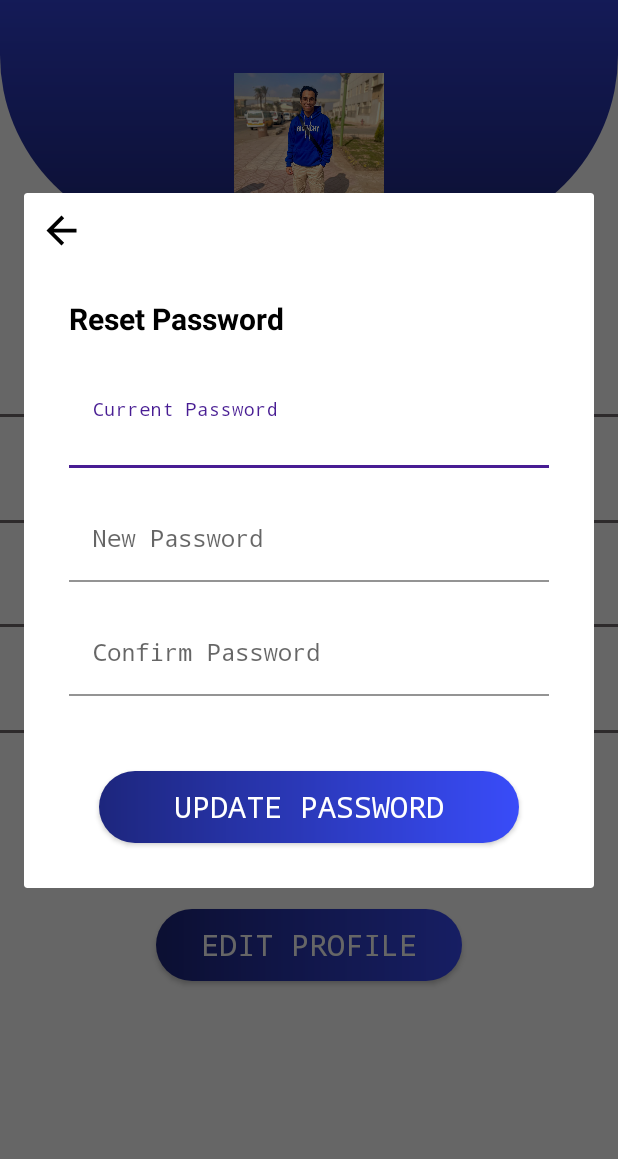
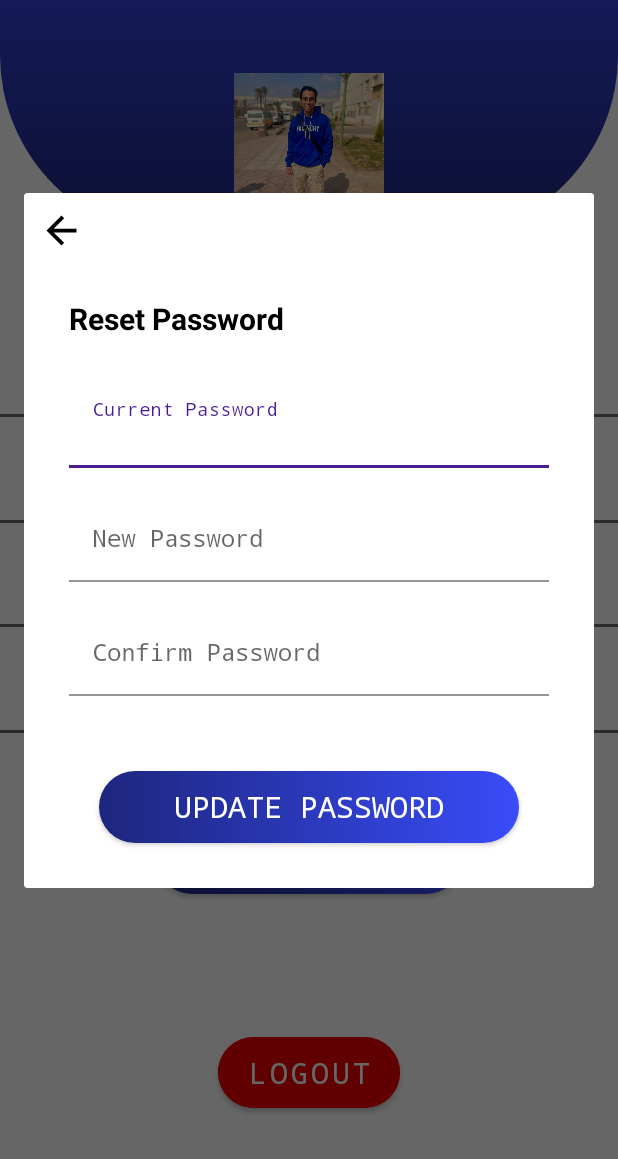
Before and after one commit to MostafaSalah22/Senior_app, an Android app: the ProfileFragment screen opened through its navigation route, after a tap on an icon or button, on a phone screen of 412 x 824 dp, the part 77-1236 px from its top. Run offline under Robolectric (Android 15) with nearby library versions, the phone set to English and light mode, and no system bars; our stand-ins replace Dagger/Hilt's generated code; network calls fail; pictures from the network do not load; 1 statement that could not run was skipped.

Commit message:
Auto login and add logout

```diff
--- a/app/src/main/java/com/project/senior/di/UseCaseModule.kt
+++ b/app/src/main/java/com/project/senior/di/UseCaseModule.kt
@@ -14,6 +14,11 @@ object UseCaseModule {
     @Provides
     fun provideLoginUseCase(mainRepoInterface: MainRepoInterface): PostLoginUserUseCase{
         return PostLoginUserUseCase(mainRepoInterface)
+    }
+
+    @Provides
+    fun provideLogoutUseCase(mainRepoInterface: MainRepoInterface): LogoutUseCase{
+        return LogoutUseCase(mainRepoInterface)
     }
 
     @Provides
@@ -40,4 +45,9 @@ object UseCaseModule {
     fun provideUpdateProfileDataUseCase(mainRepoInterface: MainRepoInterface): UpdateProfileDataUseCase{
         return UpdateProfileDataUseCase(mainRepoInterface)
     }
+
+    @Provides
+    fun provideGetProfileDataAndUpdateDataStoreUseCase(mainRepoInterface: MainRepoInterface): GetProfileDataAndUpdateDataStoreUseCase{
+        return GetProfileDataAndUpdateDataStoreUseCase(mainRepoInterface)
+    }
 }
--- a/app/src/main/java/com/project/senior/login/LoginFragment.kt
+++ b/app/src/main/java/com/project/senior/login/LoginFragment.kt
@@ -17,6 +17,7 @@ import com.project.senior.R
 import com.project.senior.databinding.FragmentLoginBinding
 import com.project.senior.utils.showPassword
 import dagger.hilt.android.AndroidEntryPoint
+import kotlinx.coroutines.runBlocking
 
 @AndroidEntryPoint
 class LoginFragment : Fragment() {
@@ -30,6 +31,14 @@ class LoginFragment : Fragment() {
     ): View? {
         binding =
             FragmentLoginBinding.inflate(inflater, container , false)
+        lifecycleScope.launchWhenCreated {
+            Log.i("LoginViewModel", "onCreateView: ${viewModel.isEmailLoggedIn()}")
+            if (viewModel.isEmailLoggedIn()){
+                loadingState()
+                viewModel.updateProfileData()
+                navigateToChatFragment()
+            }
+        }
         return binding.root
     }
 
--- a/app/src/main/java/com/project/senior/login/LoginViewModel.kt
+++ b/app/src/main/java/com/project/senior/login/LoginViewModel.kt
@@ -7,6 +7,7 @@ import androidx.lifecycle.ViewModel
 import androidx.lifecycle.viewModelScope
 import com.project.domain.model.AppUser
 import com.project.domain.repo.Resource
+import com.project.domain.usecase.GetProfileDataAndUpdateDataStoreUseCase
 import com.project.domain.usecase.PostLoginUserUseCase
 import dagger.hilt.android.lifecycle.HiltViewModel
 import kotlinx.coroutines.launch
@@ -14,7 +15,8 @@ import javax.inject.Inject
 
 @HiltViewModel
 class LoginViewModel @Inject constructor(
-    private val postLoginUserUseCase: PostLoginUserUseCase
+    private val postLoginUserUseCase: PostLoginUserUseCase,
+    private val getProfileDataAndUpdateDataStoreUseCase: GetProfileDataAndUpdateDataStoreUseCase
 ): ViewModel() {
 
     private val _loginUser: MutableLiveData<AppUser> = MutableLiveData()
@@ -60,4 +62,12 @@ class LoginViewModel @Inject constructor(
             }
         }
     }
+
+    suspend fun isEmailLoggedIn(): Boolean{
+        return postLoginUserUseCase.isEmailLoggedIn()
+    }
+
+    suspend fun updateProfileData() {
+        getProfileDataAndUpdateDataStoreUseCase()
+    }
 }
--- a/app/src/main/java/com/project/senior/profile/ProfileFragment.kt
+++ b/app/src/main/java/com/project/senior/profile/ProfileFragment.kt
@@ -100,10 +100,21 @@ class ProfileFragment : Fragment() {
             navigateToSeniorsFragment()
         }
 
+        binding.btnLogoutProfile.setOnClickListener {
+            lifecycleScope.launchWhenCreated {
+                viewModel.logout()
+                backToLoginFragment()
+            }
+        }
+
     }
 
     private fun backToChatFragment() {
         findNavController().popBackStack()
+    }
+
+    private fun backToLoginFragment() {
+        findNavController().navigate(ProfileFragmentDirections.actionProfileFragmentToLoginFragment())
     }
 
     private fun navigateToEditProfileFragment() {
--- a/app/src/main/java/com/project/senior/profile/ProfileViewModel.kt
+++ b/app/src/main/java/com/project/senior/profile/ProfileViewModel.kt
@@ -8,10 +8,7 @@ import androidx.lifecycle.viewModelScope
 import com.project.domain.model.ChangeResponse
 import com.project.domain.model.ProfileUser
 import com.project.domain.repo.Resource
-import com.project.domain.usecase.ChangeProfileImageUseCase
-import com.project.domain.usecase.ChangeProfilePasswordUseCase
-import com.project.domain.usecase.GetProfileDataUseCase
-import com.project.domain.usecase.UpdateProfileDataUseCase
+import com.project.domain.usecase.*
 import dagger.hilt.android.lifecycle.HiltViewModel
 import kotlinx.coroutines.launch
 import okhttp3.MultipartBody
@@ -21,7 +18,9 @@ import javax.inject.Inject
 class ProfileViewModel @Inject constructor(private val changeProfilePasswordUseCase: ChangeProfilePasswordUseCase,
     private val getProfileDataUseCase: GetProfileDataUseCase,
     private val changeProfileImageUseCase: ChangeProfileImageUseCase,
-    private val updateProfileDataUseCase: UpdateProfileDataUseCase
+    private val updateProfileDataUseCase: UpdateProfileDataUseCase,
+    private val getProfileDataAndUpdateDataStoreUseCase: GetProfileDataAndUpdateDataStoreUseCase,
+    private val logoutUseCase: LogoutUseCase
 ): ViewModel() {
 
     private val _profileUser: MutableLiveData<ProfileUser> = MutableLiveData()
@@ -89,7 +88,7 @@ class ProfileViewModel @Inject constructor(private val changeProfilePasswordUseC
     }
 
     suspend fun getProfileDataFromRemoteAndUpdateDataStore() {
-        changeProfileImageUseCase.getProfileDataFromRemoteAndUpdateDataStore()
+        getProfileDataAndUpdateDataStoreUseCase()
     }
 
     suspend fun updateProfileData(name: String, username: String, phone: String, email: String) {
@@ -104,4 +103,8 @@ class ProfileViewModel @Inject constructor(private val changeProfilePasswordUseC
             }
         }
     }
+
+    suspend fun logout() {
+        logoutUseCase()
+    }
 }
--- a/app/src/main/res/layout/fragment_profile.xml
+++ b/app/src/main/res/layout/fragment_profile.xml
@@ -21,7 +21,7 @@
         android:id="@+id/group_profile"
         android:layout_width="wrap_content"
         android:layout_height="wrap_content"
-        app:constraint_referenced_ids="imageView6,tv_password_information,view6,imageView3,imageView4,img_editPassword_profile,btn_edit_profile,tv_phone_information,constraintLayout,tv_name_information,view5,imageView5,view,tv_email_information,view7"
+        app:constraint_referenced_ids="imageView6,tv_password_information,view6,imageView3,imageView4,img_editPassword_profile,btn_edit_profile,tv_phone_information,constraintLayout,tv_name_information,view5,imageView5,view,tv_email_information,view7,btn_logout_profile"
         app:layout_constraintStart_toStartOf="parent"
         app:layout_constraintTop_toTopOf="parent" />
 
@@ -79,6 +79,24 @@
         app:layout_constraintHorizontal_bias="0.0"
         app:layout_constraintStart_toStartOf="parent"
         app:layout_constraintTop_toBottomOf="@+id/tv_phone_information" />
+
+    <Button
+        android:id="@+id/btn_logout_profile"
+        android:layout_width="wrap_content"
+        android:layout_height="wrap_content"
+        android:backgroundTint="#F30000"
+        android:paddingStart="20dp"
+        android:paddingTop="10dp"
+        android:paddingEnd="20dp"
+        android:paddingBottom="10dp"
+        android:text="Logout"
+        android:textSize="20sp"
+        android:typeface="monospace"
+        app:cornerRadius="40dp"
+        app:layout_constraintBottom_toBottomOf="parent"
+        app:layout_constraintEnd_toEndOf="parent"
+        app:layout_constraintStart_toStartOf="parent"
+        app:layout_constraintTop_toTopOf="@+id/guideline" />
 
     <androidx.constraintlayout.widget.ConstraintLayout
         android:id="@+id/constraintLayout"
@@ -248,9 +266,16 @@
         android:textSize="20sp"
         android:typeface="monospace"
         app:cornerRadius="20dp"
-        app:layout_constraintBottom_toBottomOf="parent"
+        app:layout_constraintBottom_toTopOf="@+id/guideline"
         app:layout_constraintEnd_toEndOf="parent"
         app:layout_constraintStart_toStartOf="parent"
         app:layout_constraintTop_toTopOf="@+id/view7" />
 
+    <androidx.constraintlayout.widget.Guideline
+        android:id="@+id/guideline"
+        android:layout_width="wrap_content"
+        android:layout_height="wrap_content"
+        android:orientation="horizontal"
+        app:layout_constraintGuide_percent="0.86" />
+
 </androidx.constraintlayout.widget.ConstraintLayout>
--- a/app/src/main/res/navigation/nav_graph.xml
+++ b/app/src/main/res/navigation/nav_graph.xml
@@ -67,6 +67,11 @@
             app:exitAnim="@anim/anim_to_left"
             app:popEnterAnim="@anim/anim_from_left"
             app:popExitAnim="@anim/anim_to_right"/>
+        <action
+            android:id="@+id/action_profileFragment_to_loginFragment"
+            app:destination="@id/loginFragment"
+            app:popUpTo="@id/chatFragment"
+            app:popUpToInclusive="true" />
     </fragment>
     <fragment
         android:id="@+id/editProfileFragment"
--- a/data/src/main/java/com/project/data/repo/MainRepoImpl.kt
+++ b/data/src/main/java/com/project/data/repo/MainRepoImpl.kt
@@ -1,6 +1,5 @@
 package com.project.data.repo
 
-import android.util.Log
 import androidx.lifecycle.LiveData
 import com.project.data.remote.ApiService
 import com.project.domain.model.AppUser
@@ -10,12 +9,7 @@ import com.project.domain.model.ProfileUser
 import com.project.domain.repo.DataStoreRepoInterface
 import com.project.domain.repo.MainRepoInterface
 import com.project.domain.repo.Resource
-import okhttp3.MediaType
 import okhttp3.MultipartBody
-import okhttp3.RequestBody
-import okhttp3.ResponseBody
-import retrofit2.Call
-import retrofit2.Callback
 import retrofit2.Response
 
 class MainRepoImpl(private val apiService: ApiService, private val dataStoreRepoInterface: DataStoreRepoInterface): MainRepoInterface {
@@ -57,6 +51,10 @@ class MainRepoImpl(private val apiService: ApiService, private val dataStoreRepo
         )
 
         return returnTrueResponse(loginResponse)
+    }
+
+    override suspend fun isEmailLoggedIn(): Boolean {
+        return dataStoreRepoInterface.readFromDataStore("token") != null.toString()
     }
 
     override suspend fun postRegisterUser(
@@ -103,6 +101,10 @@ class MainRepoImpl(private val apiService: ApiService, private val dataStoreRepo
                                         image = dataStoreRepoInterface.readFromDataStore("image")!!
                                         ), successful = true
         )
+    }
+
+    override suspend fun logout() {
+        dataStoreRepoInterface.saveToDataStore("token", null.toString())
     }
 
     override suspend fun updateProfileData(
--- a/domain/src/main/java/com/project/domain/repo/DataStoreRepoInterface.kt
+++ b/domain/src/main/java/com/project/domain/repo/DataStoreRepoInterface.kt
@@ -2,6 +2,6 @@ package com.project.domain.repo
 
 interface DataStoreRepoInterface {
 
-    suspend fun saveToDataStore(key:String, value:String)
+    suspend fun saveToDataStore(key:String, value: String)
     suspend fun readFromDataStore(key:String): String?
 }
--- a/domain/src/main/java/com/project/domain/repo/MainRepoInterface.kt
+++ b/domain/src/main/java/com/project/domain/repo/MainRepoInterface.kt
@@ -10,12 +10,14 @@ import retrofit2.http.Query
 interface MainRepoInterface {
 
     suspend fun postLoginUser(username:String,password:String): AppUser
+    suspend fun isEmailLoggedIn(): Boolean
     suspend fun postRegisterUser(username: String, name: String,
                                  password: String, confirm_password:String,
                                  phone: String, email: String): AppUser
 
     suspend fun getProfileDataFromRemoteAndUpdateDataStore()
     suspend fun getProfileDataFromDataStore(): ProfileUser
+    suspend fun logout()
     suspend fun updateProfileData(name: String, username: String, phone: String, email: String)
 
     suspend fun changeProfilePassword(oldPassword:String, newPassword:String, confirmPassword:String): ChangeResponse
--- a/domain/src/main/java/com/project/domain/usecase/ChangeProfileImageUseCase.kt
+++ b/domain/src/main/java/com/project/domain/usecase/ChangeProfileImageUseCase.kt
@@ -5,6 +5,5 @@ import okhttp3.MultipartBody
 
 class ChangeProfileImageUseCase(private val mainRepoInterface: MainRepoInterface) {
     suspend operator fun invoke(file: MultipartBody.Part) = mainRepoInterface.changeProfileImage(file)
-    suspend fun getProfileDataFromRemoteAndUpdateDataStore() = mainRepoInterface.getProfileDataFromRemoteAndUpdateDataStore()
     suspend fun handleResponse() = mainRepoInterface.handleChangeImageResponse()
 }
--- /dev/null
+++ b/domain/src/main/java/com/project/domain/usecase/GetProfileDataAndUpdateDataStoreUseCase.kt
@@ -0,0 +1,7 @@
+package com.project.domain.usecase
+
+import com.project.domain.repo.MainRepoInterface
+
+class GetProfileDataAndUpdateDataStoreUseCase(private val mainRepoInterface: MainRepoInterface) {
+    suspend operator fun invoke() = mainRepoInterface.getProfileDataFromRemoteAndUpdateDataStore()
+}
--- /dev/null
+++ b/domain/src/main/java/com/project/domain/usecase/LogoutUseCase.kt
@@ -0,0 +1,7 @@
+package com.project.domain.usecase
+
+import com.project.domain.repo.MainRepoInterface
+
+class LogoutUseCase(private val mainRepoInterface: MainRepoInterface) {
+    suspend operator fun invoke() = mainRepoInterface.logout()
+}
--- a/domain/src/main/java/com/project/domain/usecase/PostLoginUserUseCase.kt
+++ b/domain/src/main/java/com/project/domain/usecase/PostLoginUserUseCase.kt
@@ -6,4 +6,5 @@ class PostLoginUserUseCase(private val mainRepoInterface: MainRepoInterface) {
 
     suspend operator fun invoke(username:String, password:String) = mainRepoInterface.postLoginUser(username,password)
     suspend fun handleResponse() = mainRepoInterface.handleLoginResponse()
+    suspend fun isEmailLoggedIn() = mainRepoInterface.isEmailLoggedIn()
 }
```
